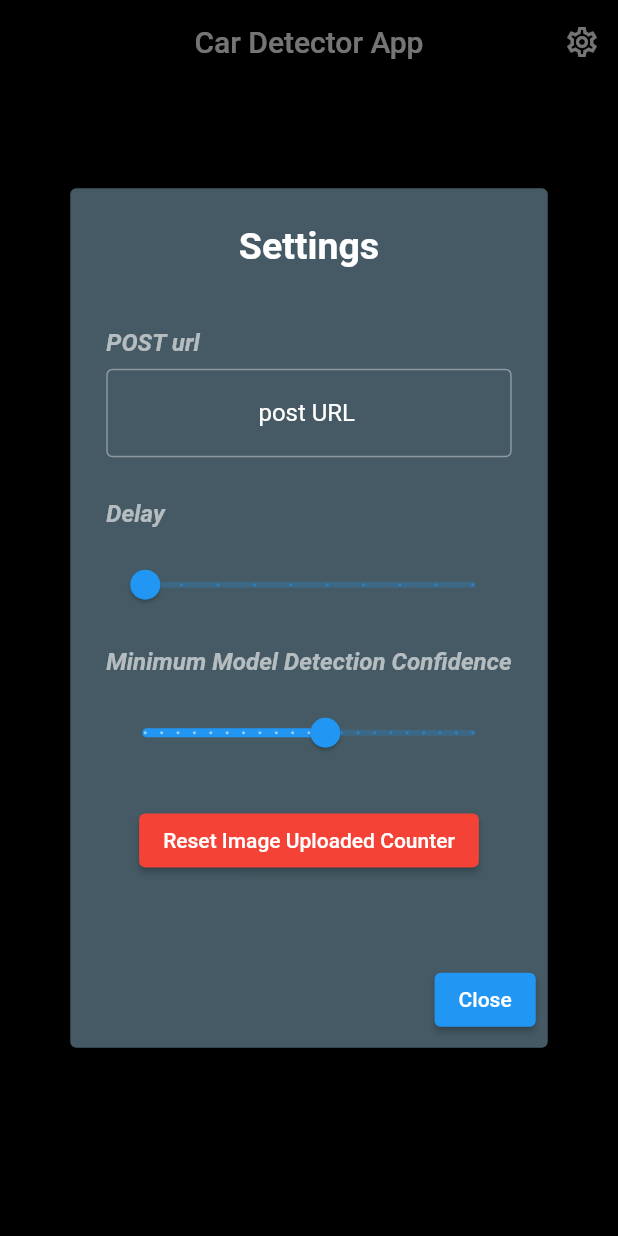
After one commit to AlexBorous/mobileCameraDetection, a Flutter app: the screen it shows after launch, after a tap on the "settings" icon, on a phone screen of 412 x 824 dp. The commit adds this screen. Run offline on Flutter 3.47's test engine with Material 2 defaults, Android fonts, the phone set to English and light mode, and no system bars; our stand-ins replace camera, hive, hive_flutter; missing offline and left inert: tflite; accounts and stored records are empty.

Commit message:
added settings

```diff
--- a/camera_detection/lib/camera.dart
+++ b/camera_detection/lib/camera.dart
@@ -1,5 +1,6 @@
 import 'dart:io';
 
+import 'package:camera_detection/main.dart';
 import 'package:camera_detection/upload_image.dart';
 import 'package:flutter/material.dart';
 
@@ -14,7 +15,14 @@ class CameraFeed extends StatefulWidget {
   final List<CameraDescription> cameras;
   final Callback setRecognitions;
   final String url;
-  CameraFeed(this.cameras, this.setRecognitions, this.url);
+  final int delay;
+  final double confidence;
+  CameraFeed(
+      {required this.cameras,
+      required this.setRecognitions,
+      required this.url,
+      required this.delay,
+      required this.confidence});
 
   @override
   _CameraFeedState createState() => new _CameraFeedState();
@@ -64,21 +72,12 @@ class _CameraFeedState extends State<CameraFeed> {
         ).then((recognitions) async {
           widget.setRecognitions(recognitions!, img.height, img.width);
           for (var element in recognitions) {
-            if (element['confidenceInClass'] > 0.55 &&
+            if (element['confidenceInClass'] > widget.confidence &&
                 element['detectedClass'] == "car") {
               print(element['detectedClass']);
               await controller.stopImageStream();
               final up = await controller.takePicture();
-              print(up.path);
-              print(up.name);
-              // await Navigator.push(
-              //   context,
-              //   MaterialPageRoute(
-              //     builder: (context) => DisplayPictureScreen(
-              //       imagePath: up.path,
-              //     ),
-              //   ),
-              // );
+
               int? reason = await uploadImage(
                   filepath: up.path, url: widget.url, filename: up.name);
               if (reason == null) break;
@@ -95,7 +94,7 @@ class _CameraFeedState extends State<CameraFeed> {
             }
           }
           print(recognitions);
-          //await Future.delayed(Duration(seconds: 1));
+          await Future.delayed(Duration(seconds: widget.delay));
 
           if (!controller.value.isStreamingImages) func();
 
--- a/camera_detection/lib/live_camera.dart
+++ b/camera_detection/lib/live_camera.dart
@@ -6,7 +6,13 @@ import 'package:tflite/tflite.dart';
 class LiveFeed extends StatefulWidget {
   final List<CameraDescription> cameras;
   final String url;
-  LiveFeed(this.cameras, this.url);
+  final int delay;
+  final double confidence;
+  LiveFeed(
+      {required this.cameras,
+      required this.url,
+      required this.delay,
+      required this.confidence});
   @override
   _LiveFeedState createState() => _LiveFeedState();
 }
@@ -51,7 +57,13 @@ class _LiveFeedState extends State<LiveFeed> {
     return Scaffold(
       body: Stack(
         children: <Widget>[
-          CameraFeed(widget.cameras, setRecognitions, widget.url),
+          CameraFeed(
+            cameras: widget.cameras,
+            setRecognitions: setRecognitions,
+            url: widget.url,
+            confidence: widget.confidence,
+            delay: widget.delay,
+          ),
         ],
       ),
     );
--- a/camera_detection/lib/main.dart
+++ b/camera_detection/lib/main.dart
@@ -1,18 +1,24 @@
 import 'package:camera/camera.dart';
 import 'package:camera_detection/live_camera.dart';
+import 'package:camera_detection/widgets/settings.dart';
+import 'package:flutter/cupertino.dart';
 import 'package:flutter/material.dart';
 import 'package:hive/hive.dart';
 import 'package:hive_flutter/hive_flutter.dart';
 
 late List<CameraDescription> cameras;
 late String url;
+late int delay;
+late double confidence;
 late Box box;
 late int imagesUploaded;
 Future<void> main() async {
   WidgetsFlutterBinding.ensureInitialized();
   await Hive.initFlutter();
   box = await Hive.openBox('settings');
-  url = await box.get("url", defaultValue: "default URL");
+  url = await box.get("url", defaultValue: "post URL");
+  delay = await box.get("delay", defaultValue: 0);
+  confidence = await box.get("confidence", defaultValue: 0.55);
   imagesUploaded = await box.get("imagesUploaded", defaultValue: 0);
   cameras = await availableCameras();
 
@@ -37,24 +43,21 @@ class CameraApp extends StatefulWidget {
 }
 
 class _CameraAppState extends State<CameraApp> {
-  late TextEditingController _textEditingController;
   @override
   void initState() {
     super.initState();
-
-    _textEditingController = TextEditingController(text: url);
   }
 
   @override
   void dispose() {
-    _textEditingController.dispose();
+    box.compact();
+    Hive.close();
     super.dispose();
   }
 
   @override
   Widget build(BuildContext context) {
     print(url);
-
     return Scaffold(
       backgroundColor: Colors.black,
       appBar: AppBar(
@@ -64,12 +67,18 @@ class _CameraAppState extends State<CameraApp> {
         title: Text("Car Detector App"),
         actions: <Widget>[
           IconButton(
-            icon: Icon(Icons.info),
+            icon: const Icon(
+              Icons.settings_outlined,
+              color: Colors.white,
+            ),
             onPressed: aboutDialog,
           ),
         ],
       ),
-      body: Container(
+      body: ValueListenableBuilder(
+          valueListenable: Hive.box('settings').listenable(),
+          builder: (context, Box box, widget) {
+            return Container(
               child: Center(
                 child: Column(
                   mainAxisAlignment: MainAxisAlignment.spaceEvenly,
@@ -87,10 +96,11 @@ class _CameraAppState extends State<CameraApp> {
                               padding: EdgeInsets.all(10),
                               decoration: BoxDecoration(
                                   borderRadius: BorderRadius.circular(100),
-                            border: Border.all(width: 2, color: Colors.white)),
+                                  border: Border.all(
+                                      width: 2, color: Colors.white)),
                               child: Center(
                                 child: Text(
-                            "${imagesUploaded}",
+                                  "${box.get("imagesUploaded", defaultValue: 0)}",
                                   style: const TextStyle(fontSize: 40.0),
                                 ),
                               ),
@@ -127,7 +137,14 @@ class _CameraAppState extends State<CameraApp> {
                               Navigator.push(
                                 context,
                                 MaterialPageRoute(
-                            builder: (context) => LiveFeed(cameras, url),
+                                  builder: (context) => LiveFeed(
+                                    cameras: cameras,
+                                    url:
+                                        box.get("url", defaultValue: "postUrl"),
+                                    confidence: box.get("confidence",
+                                        defaultValue: 0.55),
+                                    delay: box.get("delay", defaultValue: 0),
+                                  ),
                                 ),
                               );
                             },
@@ -138,36 +155,12 @@ class _CameraAppState extends State<CameraApp> {
                   ],
                 ),
               ),
-      ),
+            );
+          }),
     );
   }
 
-  aboutDialog() {
-    showAboutDialog(
-      context: context,
-      applicationName: "Car Detector App",
-      children: <Widget>[
-        Row(
-          mainAxisAlignment: MainAxisAlignment.center,
-          crossAxisAlignment: CrossAxisAlignment.center,
-          children: [
-            Text("POST url:"),
-            const SizedBox(
-              width: 20.0,
-            ),
-            Flexible(
-              child: TextField(
-                textAlign: TextAlign.center,
-                controller: _textEditingController,
-                onSubmitted: (str) async {
-                  url = str;
-                  await box.put("url", url);
-                },
-              ),
-            ),
-          ],
-        ),
-      ],
-    );
+  aboutDialog() async {
+    await showDialog(context: context, builder: (context) => Settings());
   }
 }
--- /dev/null
+++ b/camera_detection/lib/widgets/settings.dart
@@ -0,0 +1,152 @@
+import 'package:camera_detection/main.dart';
+import 'package:flutter/material.dart';
+
+class Settings extends StatefulWidget {
+  @override
+  _SettingsState createState() => _SettingsState();
+}
+
+class _SettingsState extends State<Settings> {
+  late TextEditingController _textEditingController;
+  @override
+  void initState() {
+    super.initState();
+
+    _textEditingController = TextEditingController(text: url);
+  }
+
+  @override
+  void dispose() {
+    _textEditingController.dispose();
+    super.dispose();
+  }
+
+  @override
+  Widget build(BuildContext context) {
+    return AlertDialog(
+        title: Center(
+            child: Text(
+          "Settings",
+          style: TextStyle(fontSize: 25.0, fontWeight: FontWeight.bold),
+        )),
+        actions: [
+          ElevatedButton(
+            child: Text('Close'),
+            onPressed: () {
+              Navigator.of(context).pop();
+            },
+          ),
+        ],
+        insetPadding:
+            const EdgeInsets.symmetric(horizontal: 5.0, vertical: 5.0),
+        backgroundColor: Colors.blueGrey.shade700,
+        content: Container(
+          height: MediaQuery.of(context).size.height * 0.5,
+          child: Column(
+            mainAxisAlignment: MainAxisAlignment.center,
+            crossAxisAlignment: CrossAxisAlignment.start,
+            mainAxisSize: MainAxisSize.min,
+            children: [
+              Text(
+                "POST url",
+                style: TextStyle(
+                    fontWeight: FontWeight.w600,
+                    fontStyle: FontStyle.italic,
+                    color: Colors.white60),
+              ),
+              const SizedBox(
+                height: 8.0,
+              ),
+              Container(
+                child: TextField(
+                  decoration: InputDecoration(border: OutlineInputBorder()),
+                  textAlign: TextAlign.center,
+                  controller: _textEditingController,
+                  onSubmitted: (str) async {
+                    await box.put("url", str);
+                    setState(() {
+                      url = str;
+                    });
+                  },
+                ),
+              ),
+              const SizedBox(
+                height: 28.0,
+              ),
+              Text(
+                "Delay",
+                style: TextStyle(
+                    fontWeight: FontWeight.w600,
+                    fontStyle: FontStyle.italic,
+                    color: Colors.white60),
+              ),
+              const SizedBox(
+                height: 8.0,
+              ),
+              Flexible(
+                child: Slider(
+                  value: delay.toDouble(),
+                  min: 0,
+                  max: 10,
+                  divisions: 9,
+                  onChangeEnd: (double val) async =>
+                      await box.put("delay", val.toInt()),
+                  onChanged: (double value) {
+                    setState(() {
+                      delay = value.toInt();
+                    });
+                  },
+                  label: "$delay",
+                ),
+              ),
+              const SizedBox(
+                height: 12.0,
+              ),
+              Flexible(
+                child: Text(
+                  "Minimum Model Detection Confidence",
+                  style: TextStyle(
+                      fontWeight: FontWeight.w600,
+                      fontStyle: FontStyle.italic,
+                      color: Colors.white60),
+                ),
+              ),
+              const SizedBox(
+                height: 8.0,
+              ),
+              Flexible(
+                child: Slider(
+                  value: confidence,
+                  divisions: 20,
+                  onChangeEnd: (double val) async =>
+                      await box.put("confidence", val),
+                  onChanged: (double value) {
+                    setState(() {
+                      confidence = value;
+                    });
+                  },
+                  label: "$confidence",
+                ),
+              ),
+              const SizedBox(
+                height: 12.0,
+              ),
+              Flexible(
+                child: Center(
+                  child: ElevatedButton(
+                    style: ButtonStyle(
+                      backgroundColor:
+                          MaterialStateProperty.all<Color>(Colors.red),
+                    ),
+                    child: Text('Reset Image Uploaded Counter'),
+                    onPressed: () async {
+                      await box.put("imagesUploaded", 0);
+                    },
+                  ),
+                ),
+              )
+            ],
+          ),
+        ));
+  }
+}
```
Lines whose indentation alone changed are shown as unchanged.
